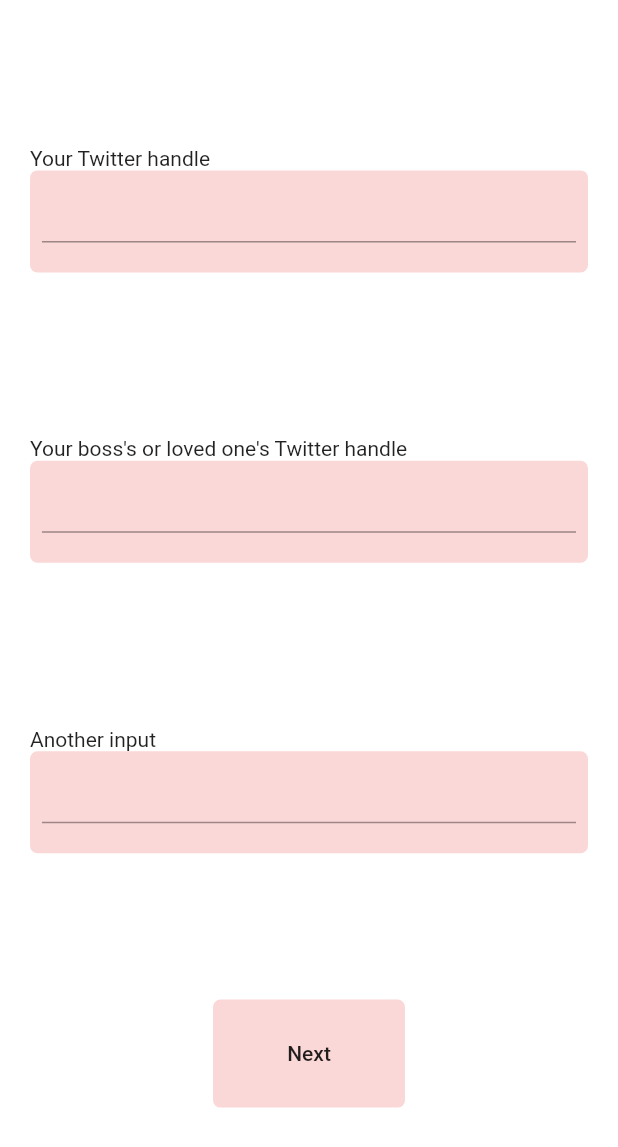
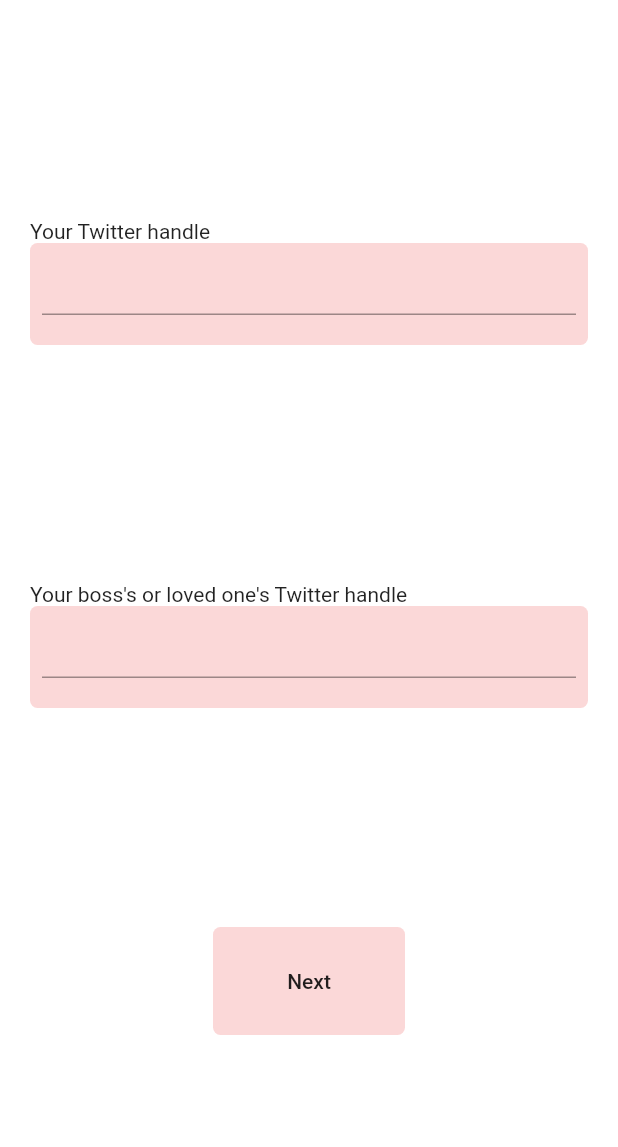
Before and after one commit to yossaj/unnecessay_consequences, a Flutter app: the screen it shows after launch, on a phone screen of 412 x 824 dp. Shown: the top 1147 px of the screen. Run offline on Flutter 3.47's test engine with Material 2 defaults, Android fonts, the phone set to English and light mode, and no system bars; our stand-ins replace animated_text_kit; missing offline and left inert: twitter_api.

```diff
--- a/lib/main.dart
+++ b/lib/main.dart
@@ -12,11 +12,11 @@ class MyApp extends StatelessWidget {
   @override
   Widget build(BuildContext context) {
     return MaterialApp(
-      initialRoute: '1',
+      initialRoute: WelcomeScreen.routeName,
       routes: {
-        '1' : (context) => WelcomeScreen(),
-        '2' :(context) => RegistrationScreen(),
-        '3' : (context) => TimeScreen()
+        WelcomeScreen.routeName: (context) => WelcomeScreen(),
+        RegistrationScreen.routeName :(context) => RegistrationScreen(),
+        TimeScreen.routeName : (context) => TimeScreen()
       },
       title: 'Flutter Demo',
       theme: ThemeData(
--- a/lib/screens/components/registration_textfield.dart
+++ b/lib/screens/components/registration_textfield.dart
@@ -5,9 +5,10 @@ class RegTextField extends StatefulWidget {
   @override
   _RegTextFieldState createState() => _RegTextFieldState();
 
-  RegTextField({this.inputTitle});
+  RegTextField({this.inputTitle, this.onChanged});
 
   final String inputTitle;
+  final Function onChanged;
 }
 
 
@@ -23,6 +24,7 @@ class _RegTextFieldState extends State<RegTextField> {
           Container(
             padding: EdgeInsets.only(bottom: 20, left: 8, right: 8),
             child: TextField(
+              onChanged: widget.onChanged,
               style: TextStyle(
                   fontSize: 20
               ),
--- a/lib/screens/registration_screen.dart
+++ b/lib/screens/registration_screen.dart
@@ -1,6 +1,9 @@
 import 'package:flutter/material.dart';
+import 'package:unnecessary_consequences/screens/time_screen.dart';
 import 'components/registration_textfield.dart';
 class RegistrationScreen extends StatefulWidget {
+
+  static const routeName = '/registration';
 
 
   @override
@@ -10,6 +13,8 @@ class RegistrationScreen extends StatefulWidget {
 
 class _RegistrationScreenState extends State<RegistrationScreen> {
 
+  String userTwitterHandle;
+  String bossTwitterHandle;
 
   @override
   void initState() {
@@ -23,21 +28,26 @@ class _RegistrationScreenState extends State<RegistrationScreen> {
       body: Column(
         mainAxisAlignment: MainAxisAlignment.spaceEvenly,
         children: [
-          RegTextField(inputTitle: 'Your Twitter handle',),
-          RegTextField(inputTitle: 'Your boss\'s or loved one\'s Twitter handle'),
-          RegTextField(inputTitle: 'Another input',),
+          RegTextField(
+            inputTitle: 'Your Twitter handle',
+            onChanged: (String text){userTwitterHandle = text;},
+          ),
+          RegTextField(
+            inputTitle: 'Your boss\'s or loved one\'s Twitter handle',
+            onChanged: (String text){ bossTwitterHandle = text;},
+          ),
           Container(
             padding:  EdgeInsets.symmetric(vertical: 12, horizontal: 20),
             child: FlatButton(
               child: Text('Next'),
               onPressed: (){
-                Navigator.pushNamed(context, '3');
+                print("$userTwitterHandle & $bossTwitterHandle ");
+                Navigator.pushNamed(context, TimeScreen.routeName, arguments: [userTwitterHandle, bossTwitterHandle]);
               },
             ),
             decoration: BoxDecoration(
               color: Color(0x44F16C6C),
               borderRadius: BorderRadius.circular(5),
-
             ),
           )
         ],
--- a/lib/screens/welcome_screen.dart
+++ b/lib/screens/welcome_screen.dart
@@ -2,9 +2,12 @@ import 'package:flutter/material.dart';
 import 'package:animated_text_kit/src/text_liquid_fill.dart';
 import 'dart:async';
 
+import 'package:unnecessary_consequences/screens/registration_screen.dart';
+
 
 class WelcomeScreen extends StatefulWidget {
 
+  static const routeName = '/';
 
   @override
   _WelcomeScreenState createState() => _WelcomeScreenState();
@@ -15,7 +18,7 @@ class _WelcomeScreenState extends State<WelcomeScreen> {
   @override
   void initState() {
     Timer(Duration(seconds: 4), () {
-      Navigator.pushNamed(context, '2');
+      Navigator.pushNamed(context, RegistrationScreen.routeName);
     });
     super.initState();
   }
```
Also changed, not shown: lib/screens/time_screen.dart (+12 -0 lines).
